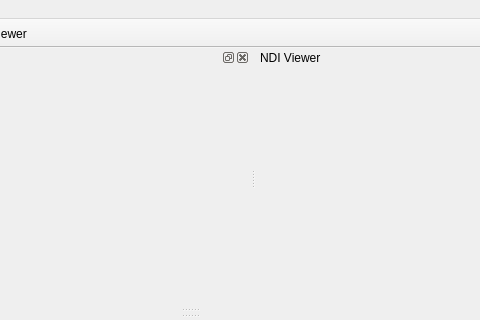
This is MotionViewer/mainwindow.ui in thinkexist1989/MotionViewer as Qt 5 draws it before an edit; both pictures show x 210 to 690 and y 0 to 320 of the 800 by 600 pixel window. The edited form follows.
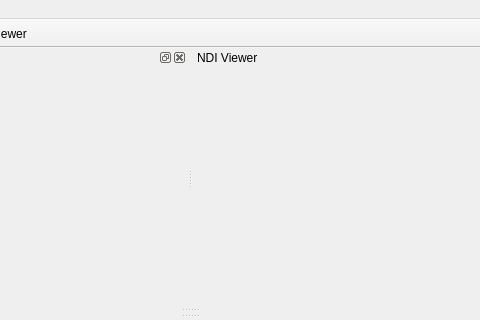
This is the edited form. Icons and pictures are not drawn.

```diff
--- a/MotionViewer/mainwindow.ui
+++ b/MotionViewer/mainwindow.ui
@@ -64,23 +64,11 @@
   <widget class="QStatusBar" name="statusBar"/>
   <widget class="QDockWidget" name="ndiCommDockWidget">
    <property name="sizePolicy">
-    <sizepolicy hsizetype="Expanding" vsizetype="Expanding">
+    <sizepolicy hsizetype="Preferred" vsizetype="Preferred">
      <horstretch>0</horstretch>
      <verstretch>0</verstretch>
     </sizepolicy>
    </property>
-   <property name="minimumSize">
-    <size>
-     <width>80</width>
-     <height>38</height>
-    </size>
-   </property>
-   <property name="maximumSize">
-    <size>
-     <width>500</width>
-     <height>524287</height>
-    </size>
-   </property>
    <property name="windowTitle">
     <string>NDI Comm</string>
    </property>
```
Left out of the diff: 6 changed lines with no effect on the pictures.
